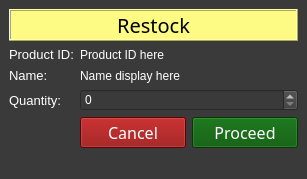
Aenan05/MAXPC, file restock.ui: the form before one commit.
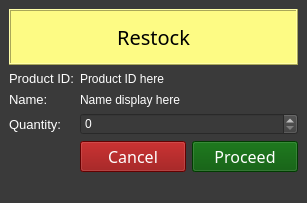
The form after the commit.

Patch:
```diff
--- a/restock.ui
+++ b/restock.ui
@@ -7,7 +7,7 @@
     <x>0</x>
     <y>0</y>
     <width>307</width>
-    <height>177</height>
+    <height>203</height>
    </rect>
   </property>
   <property name="maximumSize">
```
Left out of the diff: 2 changed lines with no effect on the pictures.
